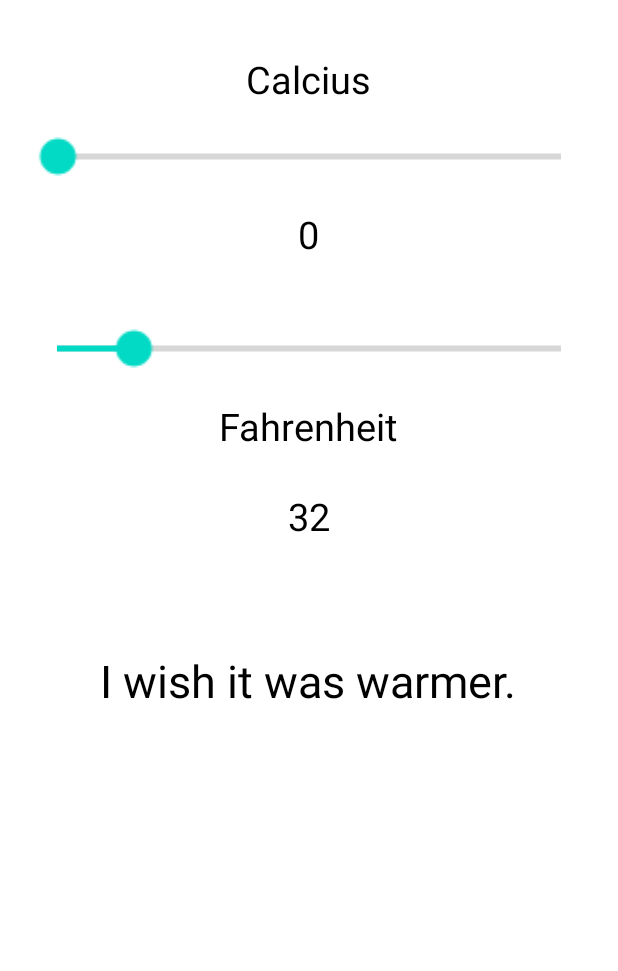
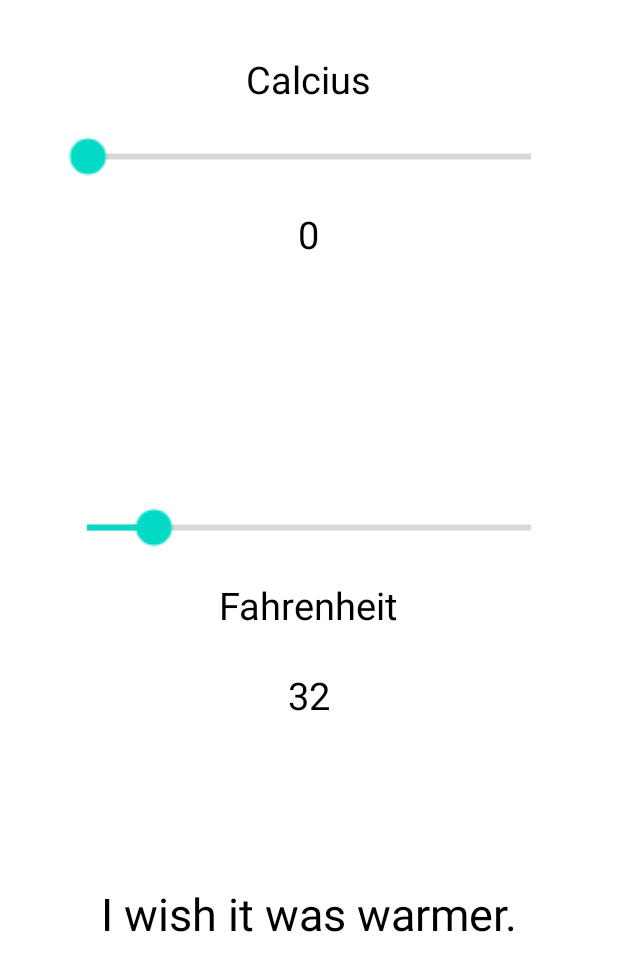
Before and after one commit to tzY15368/cs501, an Android app built with Jetpack Compose: the TempConvActivity screen opened directly, with no data from a screen before it, on a phone screen of 412 x 824 dp. Shown: the top 971 px of the screen. Run offline under Robolectric (Android 15) with nearby library versions, the phone set to English and light mode, and no system bars.

Commit message:
constraint layout of temp

```diff
--- a/app/src/main/java/com/cs501/cs501app/assignment3/tempconv/TempConvActivity.kt
+++ b/app/src/main/java/com/cs501/cs501app/assignment3/tempconv/TempConvActivity.kt
@@ -2,9 +2,11 @@ package com.cs501.cs501app.assignment3.tempconv
 
 import android.os.Bundle
 import android.util.Log
+import android.view.View
 import android.widget.SeekBar
 import android.widget.SeekBar.OnSeekBarChangeListener
 import androidx.appcompat.app.AppCompatActivity
+import androidx.compose.material3.Snackbar
 import com.cs501.cs501app.databinding.ActivityTempConvBinding
 
 class TempConvActivity : AppCompatActivity() {
--- a/app/src/main/res/layout/activity_temp_conv.xml
+++ b/app/src/main/res/layout/activity_temp_conv.xml
@@ -1,7 +1,7 @@
 <?xml version="1.0" encoding="utf-8"?>
 
-<LinearLayout
-    xmlns:android = "http://schemas.android.com/apk/res/android"
+<androidx.constraintlayout.widget.ConstraintLayout xmlns:android="http://schemas.android.com/apk/res/android"
+    xmlns:app="http://schemas.android.com/apk/res-auto"
     xmlns:tools="http://schemas.android.com/tools"
     android:layout_width="match_parent"
     android:layout_height="match_parent"
@@ -11,9 +11,10 @@
     <LinearLayout
 
         android:layout_width="match_parent"
-        android:layout_height="wrap_content"
+        android:layout_height="210dp"
         android:orientation="vertical"
-        android:padding="10dip">
+        android:padding="10dip"
+        app:layout_constraintTop_toTopOf="parent">
 
         <TextView
             android:id="@+id/textViewC"
@@ -28,7 +29,7 @@
 
         <SeekBar
             android:id="@+id/seekBarC"
-            android:layout_width="200dp"
+            android:layout_width="180dp"
             android:layout_height="wrap_content"
             android:layout_gravity="center"
             android:layout_marginTop="25dp"
@@ -55,12 +56,16 @@
 
         android:layout_width="match_parent"
         android:layout_height="210dp"
+        android:layout_marginBottom="311dp"
         android:orientation="vertical"
-        android:padding="10dip">
+        android:padding="10dip"
+        app:layout_constraintBottom_toBottomOf="parent"
+        tools:layout_editor_absoluteX="16dp">
+
 
         <SeekBar
             android:id="@+id/seekBarF"
-            android:layout_width="200dp"
+            android:layout_width="180dp"
             android:layout_height="wrap_content"
             android:layout_gravity="center"
             android:layout_marginTop="30dp"
@@ -98,9 +103,13 @@
         android:layout_width="wrap_content"
         android:layout_height="82dp"
         android:layout_gravity="center"
-        android:layout_marginTop="40dp"
+        android:layout_marginBottom="153dp"
         android:text=""
         android:textColor="@color/black"
-        android:textSize="30sp" />
+        android:textSize="30sp"
+        app:layout_constraintBottom_toBottomOf="parent"
+        app:layout_constraintEnd_toEndOf="parent"
+        app:layout_constraintHorizontal_bias="0.5"
+        app:layout_constraintStart_toStartOf="parent" />
 
-</LinearLayout>
+</androidx.constraintlayout.widget.ConstraintLayout>
```
